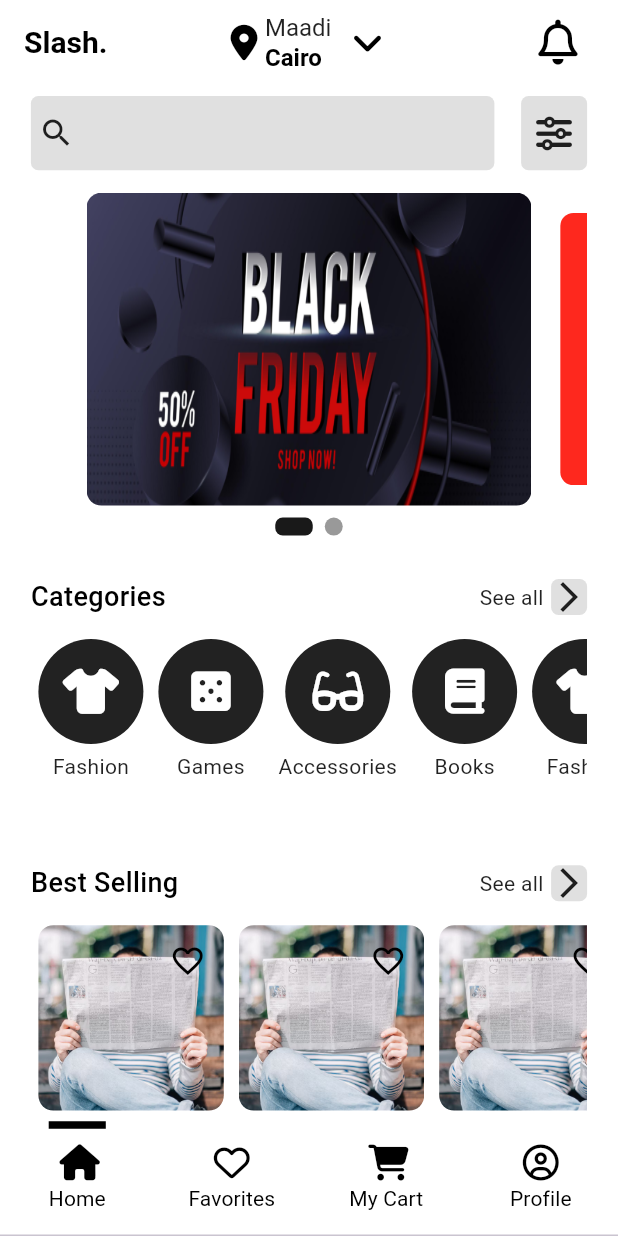
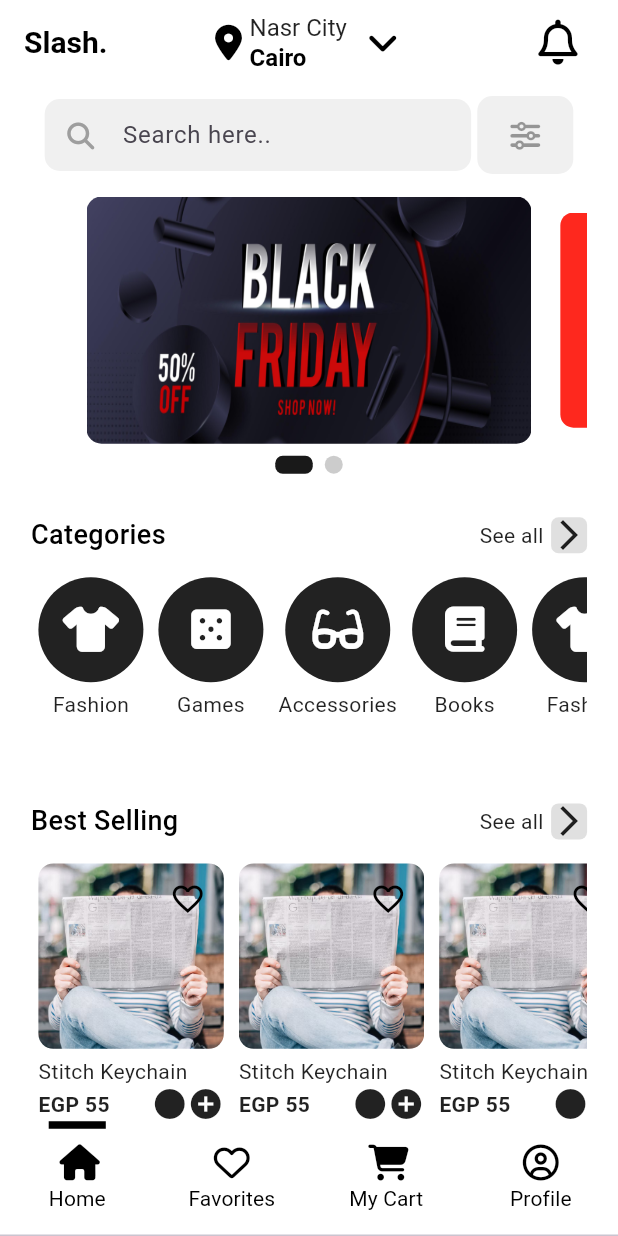
Before and after one commit to YaraHisham61/slash_task, a Flutter app: the screen it shows after launch, on a phone screen of 412 x 824 dp. Run offline on Flutter 3.47's test engine with Material 3 defaults, Android fonts, the light colour scheme and no system bars; drawn by our look-alikes of carousel_slider; our stand-ins replace font_awesome_flutter.

Commit message:
added web ui

```diff
--- a/lib/components/custom_app_bar.dart
+++ b/lib/components/custom_app_bar.dart
@@ -5,7 +5,9 @@ import 'package:slash/components/custom_text.dart';
 class CustomAppBar extends StatelessWidget implements PreferredSizeWidget {
   const CustomAppBar({
     super.key,
+    this.isWeb = false,
   });
+  final bool isWeb;
 
   @override
   Widget build(BuildContext context) {
@@ -15,32 +17,33 @@ class CustomAppBar extends StatelessWidget implements PreferredSizeWidget {
       title: Row(
         mainAxisAlignment: MainAxisAlignment.spaceBetween,
         children: [
-          const CustomText(
+          CustomText(
             text: "Slash.",
             weight: FontWeight.w700,
-            size: 20,
+            size: isWeb ? 30 : 20,
           ),
           Row(
             children: [
-              const Padding(
-                padding: EdgeInsets.only(right: 2.0),
+              Padding(
+                padding: const EdgeInsets.only(right: 2.0),
                 child: Icon(
                   FontAwesomeIcons.locationDot,
                   color: Colors.black,
+                  size: isWeb ? 30 : null,
                 ),
               ),
-              const Column(
+              Column(
                 crossAxisAlignment: CrossAxisAlignment.start,
                 children: [
                   CustomText(
-                    text: "Maadi",
-                    size: 16,
+                    text: "Nasr City",
+                    size: isWeb ? 20 : 16,
                     color: Colors.black87,
                   ),
                   CustomText(
                     text: "Cairo",
                     weight: FontWeight.w600,
-                    size: 16,
+                    size: isWeb ? 20 : 16,
                   ),
                 ],
               ),
@@ -56,10 +59,10 @@ class CustomAppBar extends StatelessWidget implements PreferredSizeWidget {
           IconButton(
             padding: EdgeInsets.zero,
             onPressed: () {},
-            icon: const Icon(
+            icon: Icon(
               FontAwesomeIcons.bell,
               color: Colors.black,
-              size: 30,
+              size: isWeb ? 35 : 30,
             ),
           ),
         ],
--- /dev/null
+++ b/lib/components/custom_text_field.dart
@@ -0,0 +1,75 @@
+import 'package:flutter/material.dart';
+import 'package:font_awesome_flutter/font_awesome_flutter.dart';
+
+class CustomTextField extends StatelessWidget {
+  const CustomTextField({
+    super.key,
+    this.isWeb = false,
+  });
+  final bool isWeb;
+  @override
+  Widget build(BuildContext context) {
+    return Row(
+      mainAxisAlignment: MainAxisAlignment.center,
+      children: [
+        SizedBox(
+          width: isWeb
+              ? MediaQuery.of(context).size.width * 0.75
+              : MediaQuery.of(context).size.width * 0.7,
+          child: Padding(
+            padding: EdgeInsets.only(
+              right: MediaQuery.of(context).size.width * 0.01,
+            ),
+            child: TextField(
+              cursorColor: Colors.black,
+              decoration: InputDecoration(
+                isDense: true,
+                fillColor: const Color.fromARGB(15, 0, 0, 0),
+                filled: true,
+                border: OutlineInputBorder(
+                  borderRadius: BorderRadius.circular(10.0),
+                  borderSide: BorderSide.none,
+                ),
+                focusColor: Colors.black,
+                prefixIcon: const Icon(
+                  FontAwesomeIcons.magnifyingGlass,
+                ),
+                prefixIconColor:
+                    MaterialStateColor.resolveWith((Set<MaterialState> states) {
+                  if (states.contains(MaterialState.focused)) {
+                    return Colors.black;
+                  }
+
+                  return Colors.grey;
+                }),
+                hintText: "Search here..",
+              ),
+            ),
+          ),
+        ),
+        TextButton(
+          onPressed: () {},
+          style: ButtonStyle(
+            shape: MaterialStateProperty.all<RoundedRectangleBorder>(
+              RoundedRectangleBorder(
+                borderRadius: BorderRadius.circular(10.0),
+              ),
+            ),
+            backgroundColor: MaterialStateProperty.all<Color>(
+                const Color.fromARGB(15, 0, 0, 0)),
+            padding: isWeb
+                ? MaterialStateProperty.all<EdgeInsetsGeometry>(
+                    const EdgeInsets.all(20.0))
+                : MaterialStateProperty.all<EdgeInsetsGeometry>(
+                    const EdgeInsets.all(16.0)),
+          ),
+          child: const Icon(
+            FontAwesomeIcons.sliders,
+            color: Colors.black38,
+            size: 20.0,
+          ),
+        ),
+      ],
+    );
+  }
+}
--- a/lib/components/image_slider.dart
+++ b/lib/components/image_slider.dart
@@ -2,8 +2,8 @@ import 'package:carousel_slider/carousel_slider.dart';
 import 'package:flutter/material.dart';
 
 class ImageSlider extends StatefulWidget {
-  const ImageSlider({super.key});
-
+  const ImageSlider({super.key, this.isWeb = false});
+  final bool isWeb;
   @override
   State<ImageSlider> createState() => _ImageSliderState();
 }
@@ -26,6 +26,9 @@ class _ImageSliderState extends State<ImageSlider> {
           options: CarouselOptions(
             enlargeCenterPage: true,
             enableInfiniteScroll: false,
+            height: widget.isWeb
+                ? MediaQuery.of(context).size.height * 0.3
+                : MediaQuery.of(context).size.height * 0.2,
             onPageChanged: (index, reason) {
               setState(() {
                 _current = index;
@@ -44,7 +47,7 @@ class _ImageSliderState extends State<ImageSlider> {
           },
         ),
         Row(
-   mainAxisAlignment: MainAxisAlignment.center,
+          mainAxisAlignment: MainAxisAlignment.center,
           children: imgList.asMap().entries.map(
             (entry) {
               bool isActive = _current == entry.key;
@@ -61,7 +64,7 @@ class _ImageSliderState extends State<ImageSlider> {
                     color: (Theme.of(context).brightness == Brightness.dark
                             ? Colors.white
                             : Colors.black)
-                        .withOpacity(isActive ? 0.9 : 0.4),
+                        .withOpacity(isActive ? 0.9 : 0.2),
                   ),
                 ),
               );
--- a/lib/main.dart
+++ b/lib/main.dart
@@ -1,5 +1,6 @@
 import 'package:flutter/material.dart';
-import 'package:slash/views/homepage.dart';
+import 'package:slash/views/home_screen_mobile.dart';
+import 'package:slash/views/home_screen_web.dart';
 
 void main() {
   runApp(const MainApp());
@@ -10,10 +11,27 @@ class MainApp extends StatelessWidget {
 
   @override
   Widget build(BuildContext context) {
-    return MaterialApp(
+    return const MaterialApp(
       title: 'Slash Task',
       debugShowCheckedModeBanner: false,
-      home: HomeScreen(),
+      home: ResponsiveLayout(),
     );
   }
 }
+
+class ResponsiveLayout extends StatelessWidget {
+  const ResponsiveLayout({super.key});
+
+  @override
+  Widget build(BuildContext context) {
+    return LayoutBuilder(
+      builder: (context, constraints) {
+        if (constraints.maxWidth < 600) {
+          return HomeScreenMobile();
+        } else {
+          return const HomeScreenWeb();
+        }
+      },
+    );
+  }
+}
--- /dev/null
+++ b/lib/views/home_screen_mobile.dart
@@ -0,0 +1,53 @@
+// ignore_for_file: prefer__ructors, prefer_const_constructors_in_immutables, prefer_const_constructors, prefer_const_literals_to_create_immutables
+
+import 'package:flutter/material.dart';
+import 'package:slash/components/bestselling_list.dart';
+import 'package:slash/components/categories_list.dart';
+import 'package:slash/components/custom_app_bar.dart';
+import 'package:slash/components/custom_bottom_navigation_bar.dart';
+import 'package:slash/components/custom_text_field.dart';
+import 'package:slash/components/image_slider.dart';
+
+class HomeScreenMobile extends StatelessWidget {
+  HomeScreenMobile({super.key});
+
+  @override
+  Widget build(BuildContext context) {
+    return DefaultTabController(
+      length: 4,
+      child: Scaffold(
+        backgroundColor: Colors.white,
+        appBar: CustomAppBar(),
+        body: SingleChildScrollView(
+          child: Center(
+            child: SizedBox(
+              width: MediaQuery.of(context).size.width * 0.9,
+              child: Column(
+                mainAxisSize: MainAxisSize.min,
+                mainAxisAlignment: MainAxisAlignment.start,
+                children: [
+                  Padding(
+                    padding: const EdgeInsets.only(top: 8.0),
+                    child: CustomTextField(),
+                  ),
+                  Padding(
+                    padding: const EdgeInsets.only(top: 15.0),
+                    child: ImageSlider(),
+                  ),
+                  Padding(
+                    padding: const EdgeInsets.only(top: 20.0),
+                    child: CategoriesList(),
+                  ),
+                  BestsellingList(),
+                  BestsellingList(),
+                  BestsellingList(),
+                ],
+              ),
+            ),
+          ),
+        ),
+        bottomNavigationBar: CustomNavigationBar(),
+      ),
+    );
+  }
+}
--- /dev/null
+++ b/lib/views/home_screen_web.dart
@@ -0,0 +1,52 @@
+import 'package:flutter/material.dart';
+import 'package:slash/components/bestselling_list.dart';
+import 'package:slash/components/categories_list.dart';
+import 'package:slash/components/custom_app_bar.dart';
+import 'package:slash/components/custom_bottom_navigation_bar.dart';
+import 'package:slash/components/custom_text_field.dart';
+import 'package:slash/components/image_slider.dart';
+
+class HomeScreenWeb extends StatelessWidget {
+  const HomeScreenWeb({super.key});
+
+  @override
+  Widget build(BuildContext context) {
+    return DefaultTabController(
+      length: 4,
+      child: Scaffold(
+        backgroundColor: Colors.white,
+        appBar: const CustomAppBar(
+          isWeb: true,
+        ),
+        body: SingleChildScrollView(
+          child: Column(
+            mainAxisSize: MainAxisSize.min,
+            mainAxisAlignment: MainAxisAlignment.start,
+            children: [
+              const Padding(
+                padding: EdgeInsets.only(top: 8.0),
+                child: CustomTextField(
+                  isWeb: true,
+                ),
+              ),
+              const Padding(
+                padding: EdgeInsets.only(top: 15.0),
+                child: ImageSlider(
+                  isWeb: true,
+                ),
+              ),
+              Padding(
+                padding: const EdgeInsets.only(top: 20.0),
+                child: CategoriesList(),
+              ),
+              BestsellingList(),
+              BestsellingList(),
+              BestsellingList(),
+            ],
+          ),
+        ),
+        bottomNavigationBar: const CustomNavigationBar(),
+      ),
+    );
+  }
+}
--- a/lib/views/homepage.dart
+++ /dev/null
@@ -1,85 +0,0 @@
-// ignore_for_file: prefer__ructors, prefer_const_constructors_in_immutables, prefer_const_constructors, prefer_const_literals_to_create_immutables
-
-import 'package:flutter/material.dart';
-import 'package:font_awesome_flutter/font_awesome_flutter.dart';
-import 'package:slash/components/bestselling_list.dart';
-import 'package:slash/components/categories_list.dart';
-import 'package:slash/components/custom_app_bar.dart';
-import 'package:slash/components/custom_bottom_navigation_bar.dart';
-import 'package:slash/components/image_slider.dart';
-
-class HomeScreen extends StatelessWidget {
-  HomeScreen({super.key});
-
-  @override
-  Widget build(BuildContext context) {
-    return DefaultTabController(
-      length: 4,
-      child: Scaffold(
-        backgroundColor: Colors.white,
-        appBar: CustomAppBar(),
-        body: SingleChildScrollView(
-          child: Center(
-            child: SizedBox(
-              width: MediaQuery.of(context).size.width * 0.9,
-              child: Column(
-                mainAxisSize: MainAxisSize.min,
-                mainAxisAlignment: MainAxisAlignment.start,
-                children: [
-                  Padding(
-                    padding: const EdgeInsets.only(top: 8.0),
-                    child: Row(
-                      mainAxisAlignment: MainAxisAlignment.spaceBetween,
-                      children: [
-                        Container(
-                          width: MediaQuery.of(context).size.width * 0.75,
-                          height: MediaQuery.of(context).size.height * 0.06,
-                          decoration: BoxDecoration(
-                            color: Colors.black12,
-                            borderRadius: BorderRadius.circular(5.0),
-                          ),
-                          child: Align(
-                            alignment: Alignment.centerLeft,
-                            child: Padding(
-                              padding: const EdgeInsets.only(left: 5.0),
-                              child: Icon(
-                                Icons.search,
-                              ),
-                            ),
-                          ),
-                        ),
-                        Container(
-                          padding: EdgeInsets.symmetric(horizontal: 10.0),
-                          height: MediaQuery.of(context).size.height * 0.06,
-                          decoration: BoxDecoration(
-                            color: Colors.black12,
-                            borderRadius: BorderRadius.circular(5.0),
-                          ),
-                          child: Icon(
-                            FontAwesomeIcons.sliders,
-                          ),
-                        ),
-                      ],
-                    ),
-                  ),
-                  Padding(
-                    padding: const EdgeInsets.only(top: 15.0),
-                    child: ImageSlider(),
-                  ),
-                  Padding(
-                    padding: const EdgeInsets.only(top: 20.0),
-                    child: CategoriesList(),
-                  ),
-                  BestsellingList(),
-                  BestsellingList(),
-                  BestsellingList(),
-                ],
-              ),
-            ),
-          ),
-        ),
-        bottomNavigationBar: CustomNavigationBar(),
-      ),
-    );
-  }
-}
```
